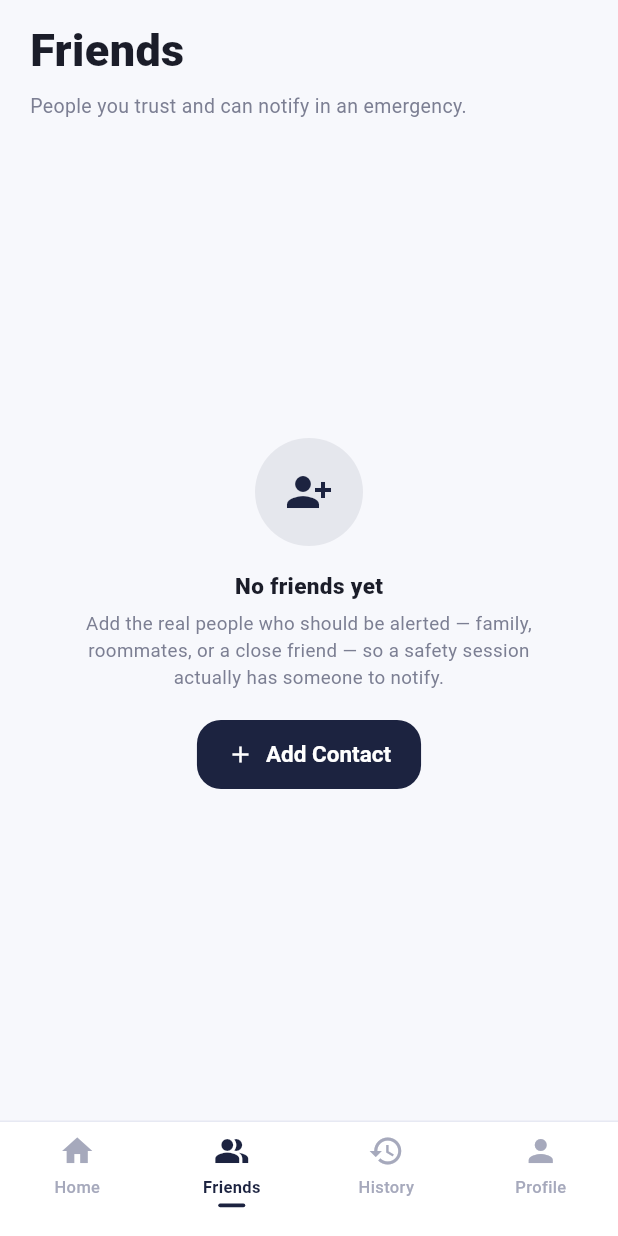
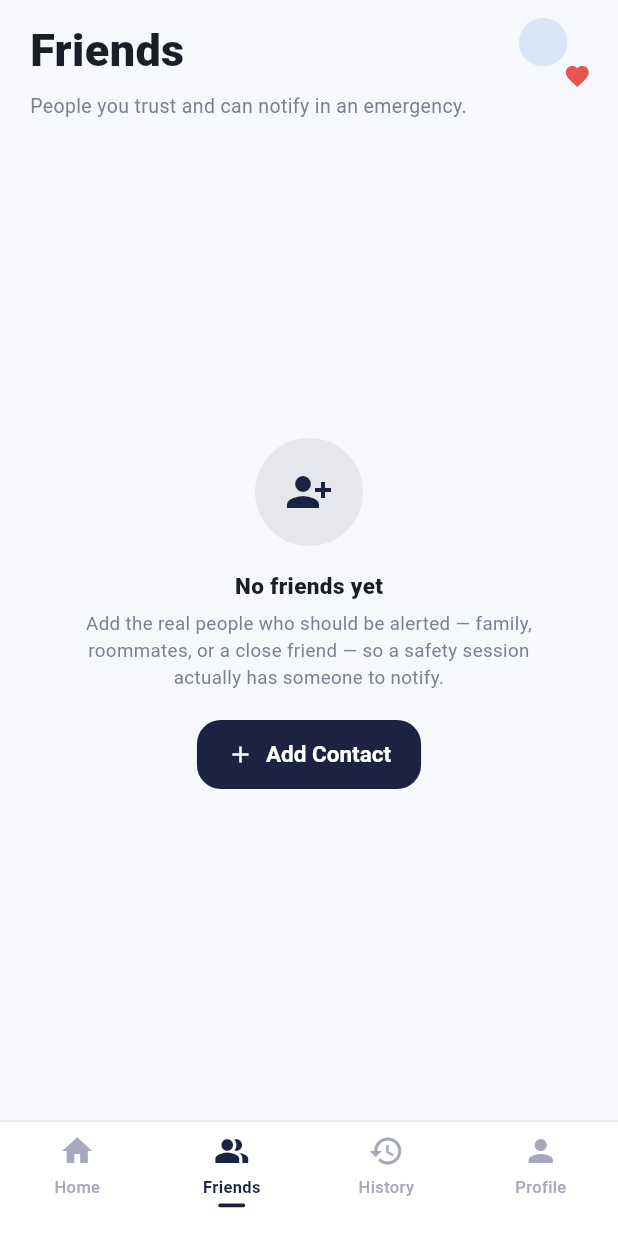
Before and after one commit to mean1718/PersonalSafetyCheck-in, a Flutter app: the TrustedContactsScreen screen opened by its route, on a phone screen of 412 x 824 dp. Run offline on Flutter 3.47's test engine with Material 3 defaults, Android fonts, the phone set to English and light mode, and no system bars; our stand-ins replace flutter_map, geocoding, geolocator, image_picker, latlong2, share_plus; network calls fail.

Commit message:
update homepage

```diff
--- a/Frontend_SafetyU/safetyU_app/lib/screens/trusted_contacts_screen.dart
+++ b/Frontend_SafetyU/safetyU_app/lib/screens/trusted_contacts_screen.dart
@@ -2,6 +2,7 @@ import 'package:flutter/foundation.dart';
 import 'package:flutter/material.dart';
 import '../theme/app_theme.dart';
 import '../widgets/app_bottom_nav.dart';
+import '../widgets/safety_illustration.dart';
 import '../models/contact.dart';
 import '../models/help_request.dart';
 import '../services/app_session.dart';
@@ -311,6 +312,13 @@ class _TrustedContactsScreenState extends State<TrustedContactsScreen> {
           child: Column(
             crossAxisAlignment: CrossAxisAlignment.start,
             children: [
+              Row(
+                crossAxisAlignment: CrossAxisAlignment.start,
+                children: [
+                  Expanded(
+                    child: Column(
+                      crossAxisAlignment: CrossAxisAlignment.start,
+                      children: [
                         Text(
                           'Friends',
                           style: TextStyle(
@@ -321,7 +329,14 @@ class _TrustedContactsScreenState extends State<TrustedContactsScreen> {
                         const SizedBox(height: 6),
                         Text(
                           'People you trust and can notify in an emergency.',
-                style: TextStyle(fontSize: 13, color: AppColors.textSecondary),
+                          style: TextStyle(
+                              fontSize: 13, color: AppColors.textSecondary),
+                        ),
+                      ],
+                    ),
+                  ),
+                  const HeaderAccent(),
+                ],
               ),
               const SizedBox(height: 18),
               Expanded(
@@ -386,8 +401,10 @@ class _TrustedContactsScreenState extends State<TrustedContactsScreen> {
                                                   color: AppColors.card,
                                                   width: 2),
                                             ),
-                                            child: const Icon(Icons.add,
-                                                size: 12, color: Colors.white),
+                                            child: const Icon(
+                                                Icons.priority_high,
+                                                size: 12,
+                                                color: Colors.white),
                                           ),
                                         ),
                                       ],
@@ -469,11 +486,22 @@ class _TrustedContactsScreenState extends State<TrustedContactsScreen> {
       ),
       floatingActionButton: isEmpty
           ? null
-          : FloatingActionButton(
+          : Container(
+              decoration: const BoxDecoration(
+                shape: BoxShape.circle,
+                gradient: LinearGradient(
+                  colors: [Color(0xFF6C63F7), Color(0xFF4A90E2)],
+                  begin: Alignment.topLeft,
+                  end: Alignment.bottomRight,
+                ),
+              ),
+              child: FloatingActionButton(
                 onPressed: _addContact,
-              backgroundColor: AppColors.navy,
+                backgroundColor: Colors.transparent,
+                elevation: 0,
                 shape: const CircleBorder(),
                 child: const Icon(Icons.add, color: Colors.white, size: 28),
+              ),
             ),
       bottomNavigationBar:
           AppBottomNav(currentIndex: _navIndex, onTap: _onNavTap),
@@ -834,15 +862,32 @@ class _FriendCard extends StatelessWidget {
               ElevatedButton(
                 onPressed: onUnfriend,
                 style: ElevatedButton.styleFrom(
-                  backgroundColor: AppColors.navy,
+                  backgroundColor: Colors.transparent,
+                  shadowColor: Colors.transparent,
                   minimumSize: const Size(0, 36),
-                  padding: const EdgeInsets.symmetric(horizontal: 14),
+                  padding: EdgeInsets.zero,
                   shape: RoundedRectangleBorder(
                       borderRadius: BorderRadius.circular(20)),
                   textStyle: const TextStyle(
                       fontSize: 12, fontWeight: FontWeight.w700),
                 ),
-                child: const Text('Unfriend'),
+                child: Ink(
+                  decoration: BoxDecoration(
+                    borderRadius: BorderRadius.circular(20),
+                    gradient: const LinearGradient(
+                      colors: [Color(0xFF6C63F7), Color(0xFF4A90E2)],
+                      begin: Alignment.centerLeft,
+                      end: Alignment.centerRight,
+                    ),
+                  ),
+                  child: Container(
+                    padding:
+                        const EdgeInsets.symmetric(horizontal: 14, vertical: 9),
+                    alignment: Alignment.center,
+                    child: const Text('Unfriend',
+                        style: TextStyle(color: Colors.white)),
+                  ),
+                ),
               ),
             ],
           ),
--- a/Frontend_SafetyU/safetyU_app/lib/services/notification_service.dart
+++ b/Frontend_SafetyU/safetyU_app/lib/services/notification_service.dart
@@ -38,9 +38,11 @@ class NotificationService {
       if ((n['responseStatus']?.toString() ?? 'pending') != 'pending') continue;
       final checkIn = n['checkIn'] as Map<String, dynamic>?;
       final checkInStatus = checkIn?['status']?.toString();
-      // The owner marked themselves safe (or it otherwise resolved) —
-      // this no longer belongs on the "needs a response" list even
-      // though nobody ever tapped Can Help / Can't Help.
+      // Once the owner has genuinely confirmed Safe, this no longer
+      // belongs on the "needs a response" list — it converts to the
+      // separate "X is safe now" card instead (see
+      // recentlyResolvedSafetyAlerts below), rather than staying stuck
+      // asking for a response to something that's already resolved.
       if (checkInStatus == 'completed') continue;
       final id = n['_id']?.toString();
       if (id == null || seenIds.contains(id)) continue;
@@ -54,6 +56,7 @@ class NotificationService {
         'message': n['message']?.toString() ?? '',
         'notifiedAt': n['createdAt']?.toString(),
         'responseStatus': n['responseStatus']?.toString() ?? 'pending',
+        'isRead': n['isRead'] == true,
       });
     }
     return merged;
```
Also changed, not shown: Frontend_SafetyU/safetyU_app/lib/screens/home_dashboard_screen.dart (+7 -1 lines), Frontend_SafetyU/safetyU_app/lib/screens/notifications_screen.dart (+57 -15 lines), 2 other files. Lines whose indentation alone changed are shown as unchanged.
